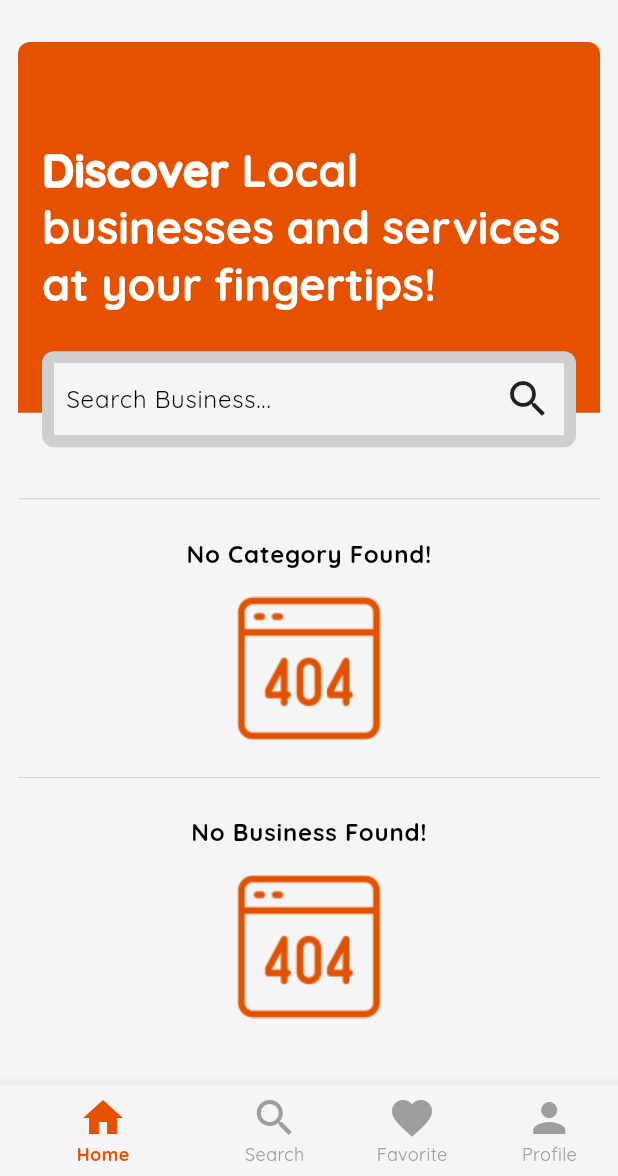
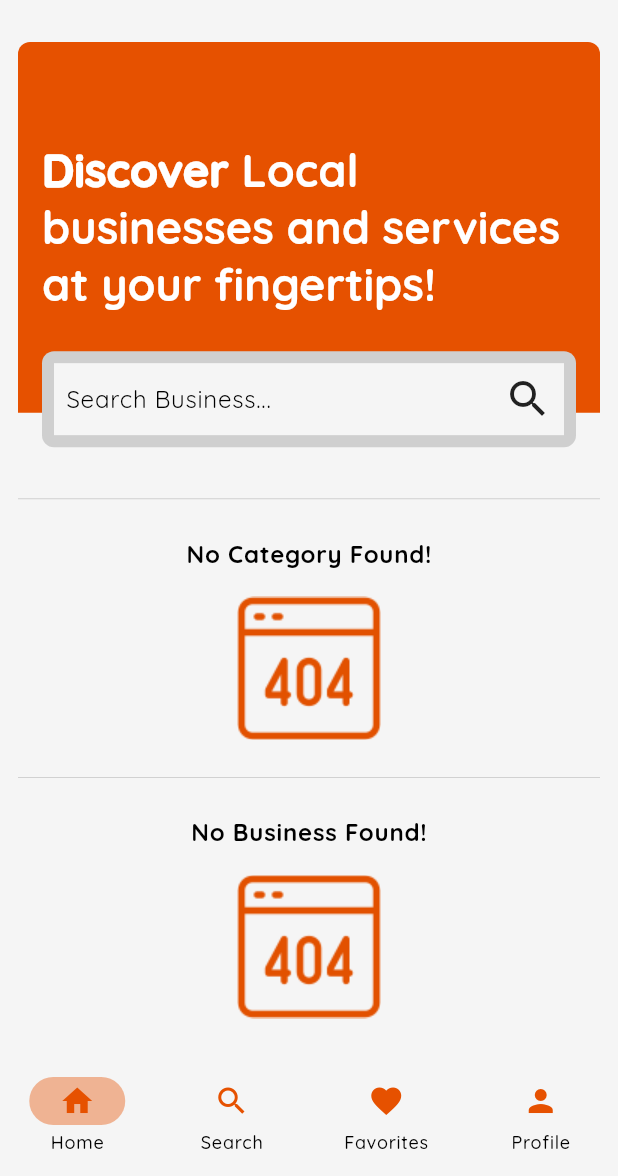
Before and after one commit to abel3ri/Spot-Local, a Flutter app: the HomeWrapperView screen opened by its route, item 2 of the bottom bar chosen, on a phone screen of 412 x 824 dp, the part 60-1236 px from its top. Run offline on Flutter 3.47's test engine with Material 3 defaults, Android fonts, the phone set to English and light mode, and no system bars; our stand-ins replace flutter_map, flutter_rating_bar, flutter_secure_storage, fpdart, geolocator, get and 5 more; accounts and stored records are empty; network calls fail.

```diff
--- a/lib/app/modules/home_wrapper/views/home_wrapper_view.dart
+++ b/lib/app/modules/home_wrapper/views/home_wrapper_view.dart
@@ -26,28 +26,31 @@ class HomeWrapperView extends GetView<HomeWrapperController> {
         ),
       ),
       bottomNavigationBar: Obx(
-        () => BottomNavigationBar(
-          onTap: controller.onPageChanged,
-          currentIndex: controller.index.value,
-          backgroundColor: Get.theme.primaryColor,
-          selectedItemColor: Get.theme.primaryColor,
-          iconSize: 32,
-          items: const [
-            BottomNavigationBarItem(
-              icon: Icon(Icons.home),
+        () => NavigationBar(
+          backgroundColor: Colors.transparent,
+          onDestinationSelected: controller.onPageChanged,
+          indicatorColor: Get.theme.primaryColor.withOpacity(.4),
+          selectedIndex: controller.index.value,
+          destinations: [
+            NavigationDestination(
+              icon: Icon(Icons.home, color: Get.theme.primaryColor),
               label: "Home",
+              tooltip: "Home",
             ),
-            BottomNavigationBarItem(
-              icon: Icon(Icons.search),
+            NavigationDestination(
+              icon: Icon(Icons.search, color: Get.theme.primaryColor),
               label: "Search",
+              tooltip: "Search",
             ),
-            BottomNavigationBarItem(
-              icon: Icon(Icons.favorite),
-              label: "Favorite",
+            NavigationDestination(
+              icon: Icon(Icons.favorite, color: Get.theme.primaryColor),
+              label: "Favorites",
+              tooltip: "Favorites",
             ),
-            BottomNavigationBarItem(
-              icon: Icon(Icons.person),
+            NavigationDestination(
+              icon: Icon(Icons.person, color: Get.theme.primaryColor),
               label: "Profile",
+              tooltip: "Profile",
             ),
           ],
         ),
```
